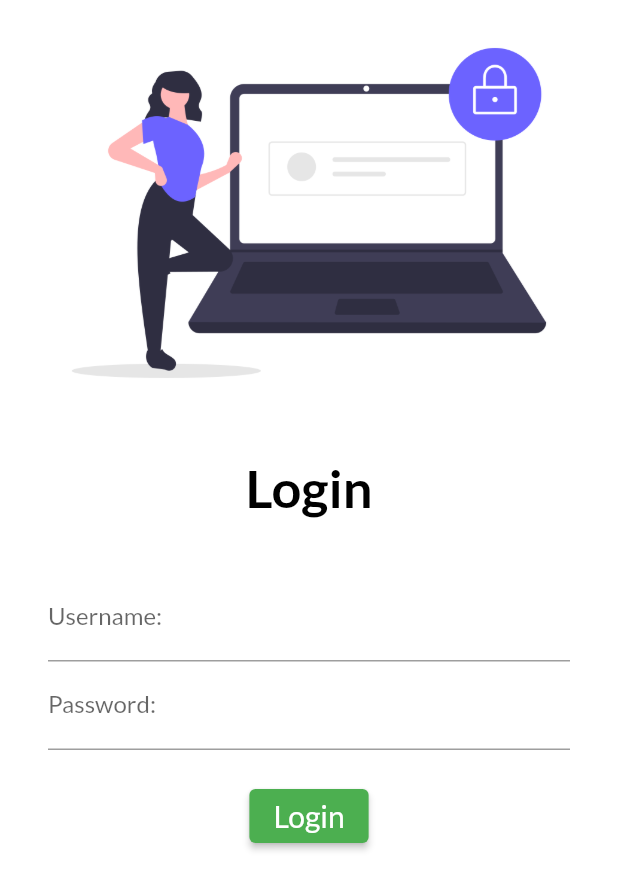
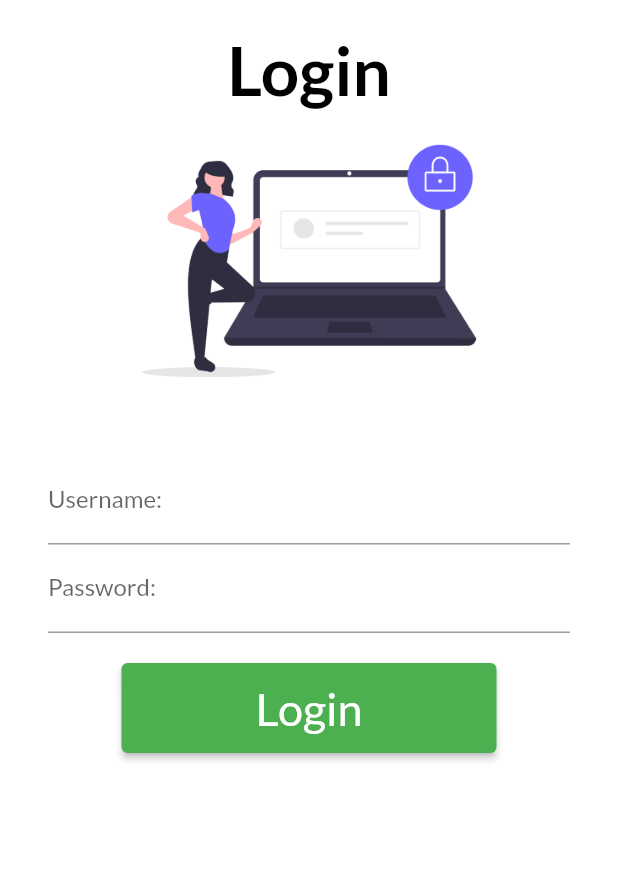
Before and after one commit to risepk/flutter, a Flutter app: the screen it shows after launch, on a phone screen of 412 x 824 dp. Shown: the top 890 px of the screen. Run offline on Flutter 3.47's test engine with Material 2 defaults, Android fonts, the phone set to English and light mode, and no system bars; our stand-ins replace google_fonts.

Commit message:
agains submited the commit

```diff
--- a/lib/main.dart
+++ b/lib/main.dart
@@ -2,8 +2,9 @@
 
 import 'package:flutter/material.dart';
 import 'package:google_fonts/google_fonts.dart';
-import 'package:myapp/loginpage.dart';
-import 'package:myapp/homepage.dart';
+import 'package:myapp/pages/loginpage.dart';
+import 'package:myapp/pages/homepage.dart';
+import 'package:myapp/utils/routes.dart';
 
 void main() {
   runApp(MyApp());
@@ -19,14 +20,15 @@ class MyApp extends StatelessWidget {
       initialRoute: "/",
       routes: {
         "/": (context) => LoginPage(),
-        "/home": (context) => HomePage(),
-        "/login": (context) => LoginPage(),
+        MyRoutes.homeRoute: (context) => HomePage(),
+        MyRoutes.loginRoute: (context) => LoginPage(),
       },
       themeMode: ThemeMode.light,
       theme: ThemeData(
         fontFamily: GoogleFonts.lato().fontFamily,
         primarySwatch: Colors.green,
       ),
+      // debugShowCheckedModeBanner: false,
       darkTheme: ThemeData(
         brightness: Brightness.dark,
       ),
--- a/lib/loginpage.dart
+++ b/lib/pages/loginpage.dart
@@ -1,6 +1,8 @@
 // ignore_for_file: prefer_const_constructors
 
 import 'package:flutter/material.dart';
+
+import '../utils/routes.dart';
 
 class LoginPage extends StatelessWidget {
   const LoginPage({super.key});
@@ -9,23 +11,24 @@ class LoginPage extends StatelessWidget {
   Widget build(BuildContext context) {
     return Material(
         color: Colors.white,
-        child: Column(
-          children: [
-            Image.asset(
-              "assets/images/login_image.png",
-              fit: BoxFit.cover,
-            ),
+        child: SingleChildScrollView(
+          child: Column(children: [
             SizedBox(
               height: 20,
             ),
             Text("Login",
                 style: TextStyle(
                   fontWeight: FontWeight.bold,
-                  fontSize: 35,
+                  fontSize: 45,
                   color: Colors.black,
                 )),
+            Image.asset(
+              "assets/images/login_image.png",
+              height: 200,
+              fit: BoxFit.cover,
+            ),
             SizedBox(
-              height: 20,
+              height: 14,
             ),
             Padding(
               padding:
@@ -50,20 +53,24 @@ class LoginPage extends StatelessWidget {
                   ),
                   ElevatedButton(
                     onPressed: () {
-                      print("Hello Pakistan!");
+                      //print("Hello Pakistan!");
+                      Navigator.pushNamed(context, MyRoutes.homeRoute);
                     },
-                    style: TextButton.styleFrom(),
+                    style: TextButton.styleFrom(minimumSize: Size(250, 60)),
                     child: Text(
                       "Login",
                       style: TextStyle(
-                        fontSize: 20,
+                        fontSize: 30,
                       ),
                     ),
                   ),
+                  SizedBox(
+                    height: 20,
+                  )
                 ],
               ),
-            ),
-          ],
+            )
+          ]),
         ));
   }
 }
--- /dev/null
+++ b/lib/utils/routes.dart
@@ -0,0 +1,4 @@
+class MyRoutes {
+  static String loginRoute = "/login";
+  static String homeRoute = "/home";
+}
```
Also changed, not shown: lib/pages/homepage.dart (renamed from lib/homepage.dart).
